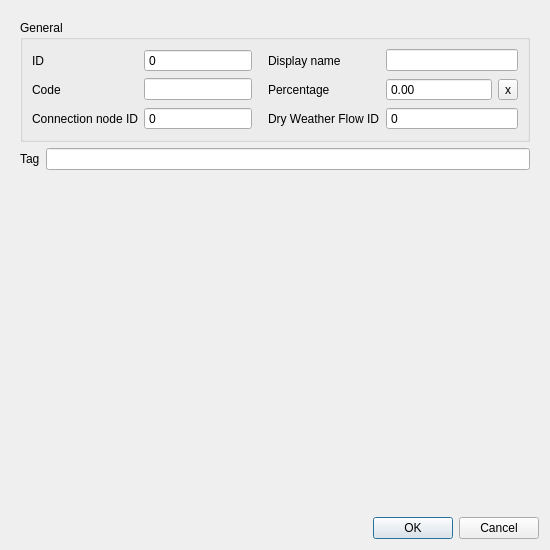
nens/threedi-schematisation-editor, file threedi_schematisation_editor/forms/ui/dry_weather_flow_map.ui: the form before one commit.
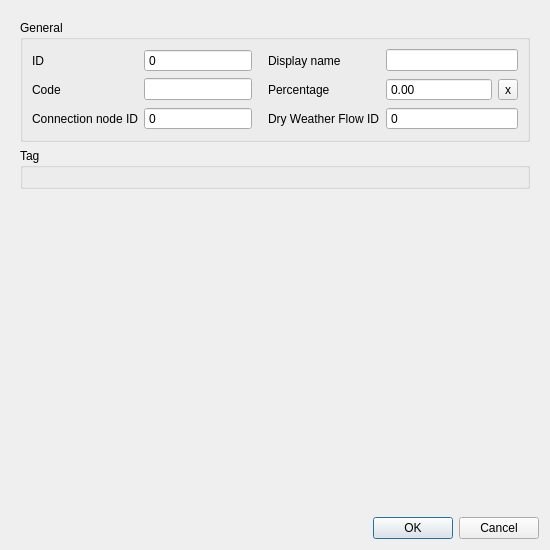
The form after the commit.

Commit message: Added edit functionality for the tag references.

The edit to the form file:
```diff
--- a/threedi_schematisation_editor/forms/ui/dry_weather_flow_map.ui
+++ b/threedi_schematisation_editor/forms/ui/dry_weather_flow_map.ui
@@ -42,19 +42,6 @@
        </rect>
       </property>
       <layout class="QGridLayout" name="gridLayout_2">
-       <item row="3" column="0">
-        <spacer name="verticalSpacer">
-         <property name="orientation">
-          <enum>Qt::Vertical</enum>
-         </property>
-         <property name="sizeHint" stdset="0">
-          <size>
-           <width>20</width>
-           <height>40</height>
-          </size>
-         </property>
-        </spacer>
-       </item>
        <item row="0" column="0">
         <widget class="QGroupBox" name="grp_general">
          <property name="enabled">
@@ -308,26 +295,36 @@
          </layout>
         </widget>
        </item>
+       <item row="2" column="0">
+        <spacer name="verticalSpacer">
+         <property name="orientation">
+          <enum>Qt::Vertical</enum>
+         </property>
+         <property name="sizeHint" stdset="0">
+          <size>
+           <width>20</width>
+           <height>40</height>
+          </size>
+         </property>
+        </spacer>
+       </item>
        <item row="1" column="0">
-        <layout class="QHBoxLayout" name="horizontalLayout_2">
-         <property name="bottomMargin">
-          <number>0</number>
+        <widget class="QGroupBox" name="grp_tag">
+         <property name="font">
+          <font>
+           <weight>50</weight>
+           <bold>false</bold>
+          </font>
          </property>
-         <item>
-          <widget class="QLabel" name="label_13">
-           <property name="text">
-            <string>Tag</string>
-           </property>
-          </widget>
-         </item>
-         <item>
-          <widget class="QLineEdit" name="tag_descriptions">
-           <property name="readOnly">
-            <bool>true</bool>
-           </property>
-          </widget>
-         </item>
-        </layout>
+         <property name="title">
+          <string>Tag</string>
+         </property>
+         <layout class="QGridLayout" name="gridLayout_16">
+          <item row="0" column="0" colspan="2">
+           <layout class="QHBoxLayout" name="tags_layout"/>
+          </item>
+         </layout>
+        </widget>
        </item>
       </layout>
      </widget>
```
The commit also changes 25 other files.
